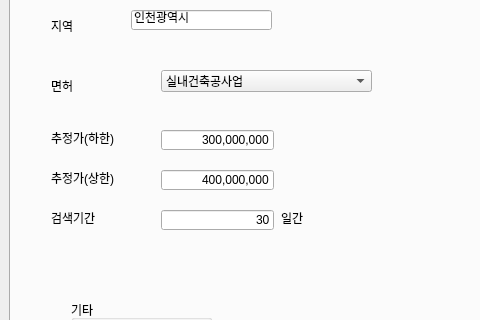
Before: the Qt Designer form gui/ui/main_form.ui in 67semo/gongbid, drawn with Qt 5; both pictures show x 0 to 480 and y 82 to 402 of the 941 by 658 pixel window.
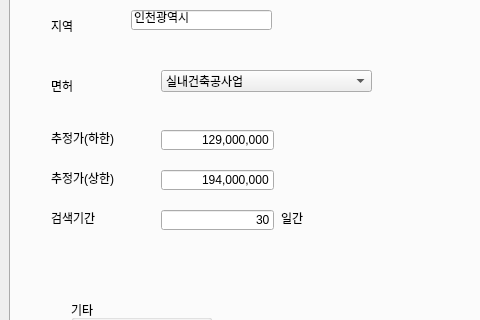
After: the same form once the commit is applied.

Diff of the .ui file:
```diff
--- a/gui/ui/main_form.ui
+++ b/gui/ui/main_form.ui
@@ -97,7 +97,7 @@
          </rect>
         </property>
         <property name="text">
-         <string>400,000,000</string>
+         <string>194,000,000</string>
         </property>
         <property name="alignment">
          <set>Qt::AlignRight|Qt::AlignTrailing|Qt::AlignVCenter</set>
@@ -129,7 +129,7 @@
          </rect>
         </property>
         <property name="text">
-         <string>300,000,000</string>
+         <string>129,000,000</string>
         </property>
         <property name="alignment">
          <set>Qt::AlignRight|Qt::AlignTrailing|Qt::AlignVCenter</set>
```
